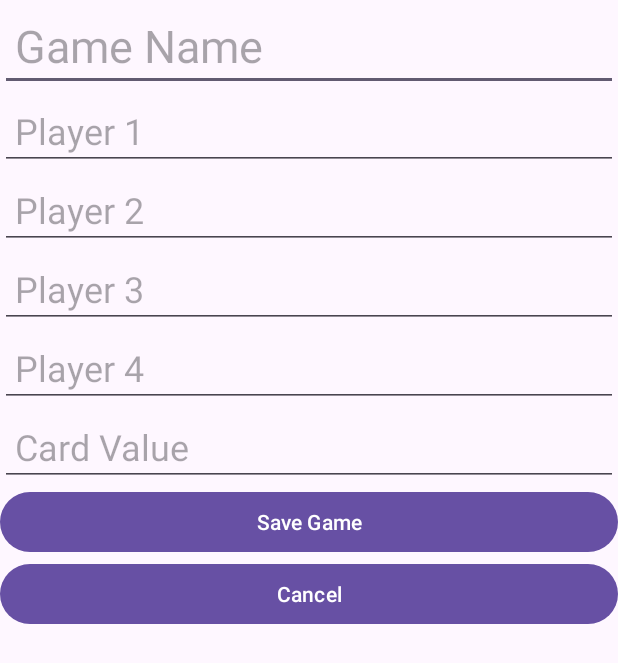
After one commit to luk-ryan/big2, an Android app: the CreateGameActivity screen opened directly, with no data from a screen before it, on a phone screen of 412 x 824 dp. The commit adds this screen. Shown: the top 663 px of the screen. Run offline under Robolectric (Android 15) with nearby library versions, the phone set to English and light mode, and no system bars; our stand-ins replace Room's generated code.

Commit message:
Added CreateGameActivity with working functionality to create a game object and store it in the database

```diff
--- a/app/src/main/java/com/example/big2/data/dao/GameDao.java
+++ b/app/src/main/java/com/example/big2/data/dao/GameDao.java
@@ -1,5 +1,6 @@
 package com.example.big2.data.dao;
 
+import androidx.lifecycle.LiveData;
 import androidx.room.Dao;
 import androidx.room.Insert;
 import androidx.room.Query;
@@ -27,17 +28,17 @@ public interface GameDao {
 
     // Get all games (ordered by ID in descending order)
     @Query("SELECT * FROM games ORDER BY gameId DESC")
-    List<Game> getAllGames();
+    LiveData<List<Game>> getAllGames();
 
     // Get a specific game by ID
     @Query("SELECT * FROM games WHERE gameId = :id LIMIT 1")
-    Game getGameById(int id);
+    LiveData<Game> getGameById(int id);
 
     // Get all completed games
     @Query("SELECT * FROM games WHERE isCompleted = 1 ORDER BY gameId DESC")
-    List<Game> getCompletedGames();
+    LiveData<List<Game>> getCompletedGames();
 
     // Get all ongoing games
     @Query("SELECT * FROM games WHERE isCompleted = 0 ORDER BY gameId DESC")
-    List<Game> getOngoingGames();
+    LiveData<List<Game>> getOngoingGames();
 }
--- a/app/src/main/java/com/example/big2/data/dao/RoundDao.java
+++ b/app/src/main/java/com/example/big2/data/dao/RoundDao.java
@@ -1,5 +1,6 @@
 package com.example.big2.data.dao;
 
+import androidx.lifecycle.LiveData;
 import androidx.room.Dao;
 import androidx.room.Insert;
 import androidx.room.Query;
@@ -27,13 +28,13 @@ public interface RoundDao {
 
     // Get all rounds for a specific game, ordered by round number
     @Query("SELECT * FROM rounds WHERE gameId = :gameId ORDER BY roundNumber ASC")
-    List<Round> getRoundsByGameId(int gameId);
+    LiveData<List<Round>> getRoundsByGameId(int gameId);
 
     // Get a specific round by its ID
     @Query("SELECT * FROM rounds WHERE roundId = :roundId LIMIT 1")
-    Round getRoundById(int roundId);
+    LiveData<Round> getRoundById(int roundId);
 
     // Get the most recent round for a specific game
     @Query("SELECT * FROM rounds WHERE gameId = :gameId ORDER BY roundNumber DESC LIMIT 1")
-    Round getMostRecentRound(int gameId);
+    LiveData<Round> getMostRecentRound(int gameId);
 }
--- /dev/null
+++ b/app/src/main/java/com/example/big2/ui/activity/CreateGameActivity.java
@@ -0,0 +1,70 @@
+package com.example.big2.ui.activity;
+
+import android.content.Intent;
+import android.os.Bundle;
+import android.widget.Button;
+import android.widget.EditText;
+import android.widget.Toast;
+
+import androidx.appcompat.app.AppCompatActivity;
+import androidx.lifecycle.ViewModelProvider;
+
+import com.example.big2.R;
+import com.example.big2.data.entity.Game;
+import com.example.big2.ui.viewmodel.GameViewModel;
+
+public class CreateGameActivity extends AppCompatActivity {
+    private EditText etGameName, etP1, etP2, etP3, etP4, etCardValue;
+    private Button btnSave, btnCancel;
+    private GameViewModel gameViewModel;
+
+    @Override
+    protected void onCreate(Bundle savedInstanceState) {
+        super.onCreate(savedInstanceState);
+        setContentView(R.layout.create_game);
+
+        // Initialize ViewModel
+        gameViewModel = new ViewModelProvider(this).get(GameViewModel.class);
+
+        // UI Elements
+        etGameName = findViewById(R.id.etGameName);
+        etP1 = findViewById(R.id.etP1);
+        etP2 = findViewById(R.id.etP2);
+        etP3 = findViewById(R.id.etP3);
+        etP4 = findViewById(R.id.etP4);
+        etCardValue = findViewById(R.id.etCardValue);
+        btnSave = findViewById(R.id.btnSave);
+        btnCancel = findViewById(R.id.btnCancel);
+
+        // Save Button
+        btnSave.setOnClickListener(v -> saveGame());
+
+        // Cancel Button
+        btnCancel.setOnClickListener(v -> finish());
+    }
+
+    private void saveGame() {
+        String gameName = etGameName.getText().toString().trim();
+        String p1 = etP1.getText().toString().trim();
+        String p2 = etP2.getText().toString().trim();
+        String p3 = etP3.getText().toString().trim();
+        String p4 = etP4.getText().toString().trim();
+        String cardValueStr = etCardValue.getText().toString().trim();
+
+        if (gameName.isEmpty() || p1.isEmpty() || p2.isEmpty() || p3.isEmpty() || p4.isEmpty() || cardValueStr.isEmpty()) {
+            Toast.makeText(this, "Please fill all fields", Toast.LENGTH_SHORT).show();
+            return;
+        }
+
+        double cardValue = Double.parseDouble(cardValueStr);
+
+        // Create game and insert into database
+        Game newGame = new Game(gameName, p1, p2, p3, p4, cardValue);
+        gameViewModel.insert(newGame);
+
+        // Notify success and go back
+        Toast.makeText(this, "Game added!", Toast.LENGTH_SHORT).show();
+        setResult(RESULT_OK);
+        finish();
+    }
+}
--- /dev/null
+++ b/app/src/main/res/layout/create_game.xml
@@ -0,0 +1,96 @@
+<?xml version="1.0" encoding="utf-8"?>
+<androidx.constraintlayout.widget.ConstraintLayout
+    xmlns:android="http://schemas.android.com/apk/res/android"
+    xmlns:app="http://schemas.android.com/apk/res-auto"
+    xmlns:tools="http://schemas.android.com/tools"
+    android:layout_width="match_parent"
+    android:layout_height="match_parent"
+    tools:context=".ui.activity.CreateGameActivity">
+
+    <EditText
+        android:id="@+id/etGameName"
+        android:layout_width="0dp"
+        android:layout_height="wrap_content"
+        android:hint="Game Name"
+        android:textSize="30sp"
+        app:layout_constraintStart_toStartOf="parent"
+        app:layout_constraintEnd_toEndOf="parent"
+        app:layout_constraintTop_toTopOf="parent"
+        android:padding="10dp"/>
+
+    <EditText
+        android:id="@+id/etP1"
+        android:layout_width="0dp"
+        android:layout_height="wrap_content"
+        android:hint="Player 1"
+        android:textSize="24sp"
+        app:layout_constraintTop_toBottomOf="@id/etGameName"
+        app:layout_constraintStart_toStartOf="parent"
+        app:layout_constraintEnd_toEndOf="parent"
+        android:padding="10dp"/>
+
+    <EditText
+        android:id="@+id/etP2"
+        android:layout_width="0dp"
+        android:layout_height="wrap_content"
+        android:hint="Player 2"
+        android:textSize="24sp"
+        app:layout_constraintTop_toBottomOf="@id/etP1"
+        app:layout_constraintStart_toStartOf="parent"
+        app:layout_constraintEnd_toEndOf="parent"
+        android:padding="10dp"/>
+
+    <EditText
+        android:id="@+id/etP3"
+        android:layout_width="0dp"
+        android:layout_height="wrap_content"
+        android:hint="Player 3"
+        android:textSize="24sp"
+        app:layout_constraintTop_toBottomOf="@id/etP2"
+        app:layout_constraintStart_toStartOf="parent"
+        app:layout_constraintEnd_toEndOf="parent"
+        android:padding="10dp"/>
+
+    <EditText
+        android:id="@+id/etP4"
+        android:layout_width="0dp"
+        android:layout_height="wrap_content"
+        android:hint="Player 4"
+        android:textSize="24sp"
+        app:layout_constraintTop_toBottomOf="@id/etP3"
+        app:layout_constraintStart_toStartOf="parent"
+        app:layout_constraintEnd_toEndOf="parent"
+        android:padding="10dp"/>
+
+    <EditText
+        android:id="@+id/etCardValue"
+        android:layout_width="0dp"
+        android:layout_height="wrap_content"
+        android:hint="Card Value"
+        android:textSize="24sp"
+        app:layout_constraintTop_toBottomOf="@id/etP4"
+        app:layout_constraintStart_toStartOf="parent"
+        app:layout_constraintEnd_toEndOf="parent"
+        android:inputType="numberDecimal"
+        android:padding="10dp"/>
+
+    <Button
+        android:id="@+id/btnSave"
+        android:layout_width="0dp"
+        android:layout_height="wrap_content"
+        android:text="Save Game"
+        app:layout_constraintTop_toBottomOf="@id/etCardValue"
+        app:layout_constraintStart_toStartOf="parent"
+        app:layout_constraintEnd_toEndOf="parent"
+        android:padding="10dp"/>
+
+    <Button
+        android:id="@+id/btnCancel"
+        android:layout_width="0dp"
+        android:layout_height="wrap_content"
+        android:text="Cancel"
+        app:layout_constraintTop_toBottomOf="@id/btnSave"
+        app:layout_constraintStart_toStartOf="parent"
+        app:layout_constraintEnd_toEndOf="parent"
+        android:padding="10dp"/>
+</androidx.constraintlayout.widget.ConstraintLayout>
```
Also changed, not shown: app/src/main/AndroidManifest.xml (+7 -3 lines), app/src/main/java/com/example/big2/data/repository/GameRepository.java (+4 -29 lines), app/src/main/java/com/example/big2/data/repository/RoundRepository.java (+2 -16 lines), app/src/main/java/com/example/big2/ui/activity/SelectGameActivity.java (+18 -8 lines), app/src/main/res/layout/game_recyclerview_row.xml (+3 -4 lines).
